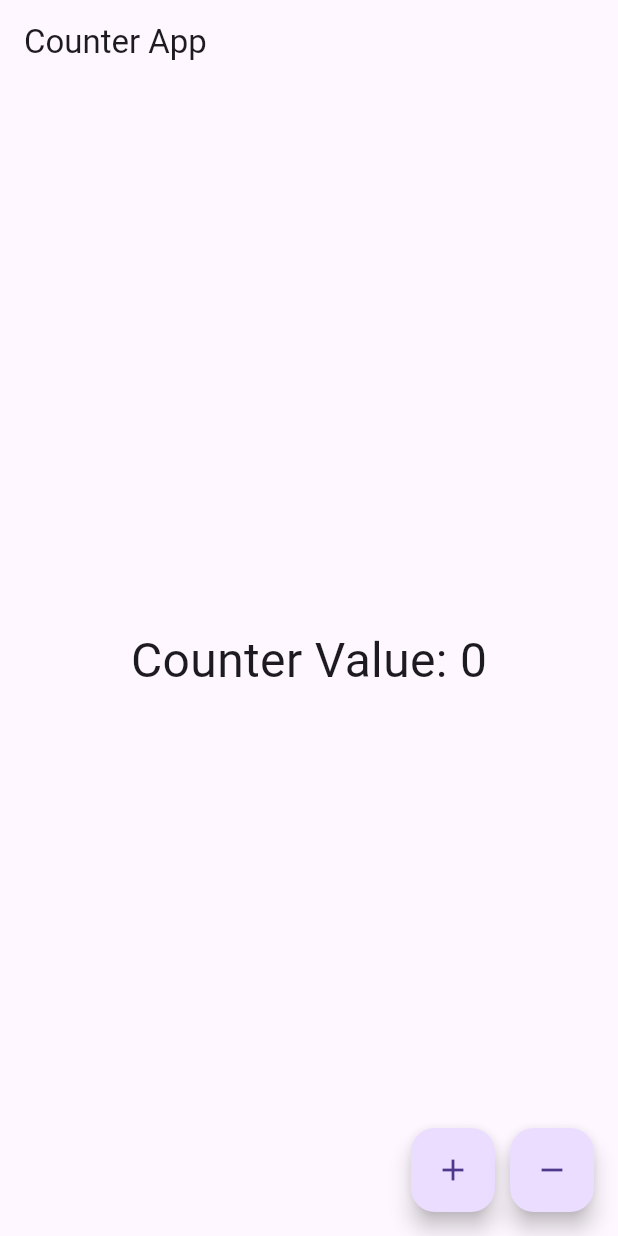
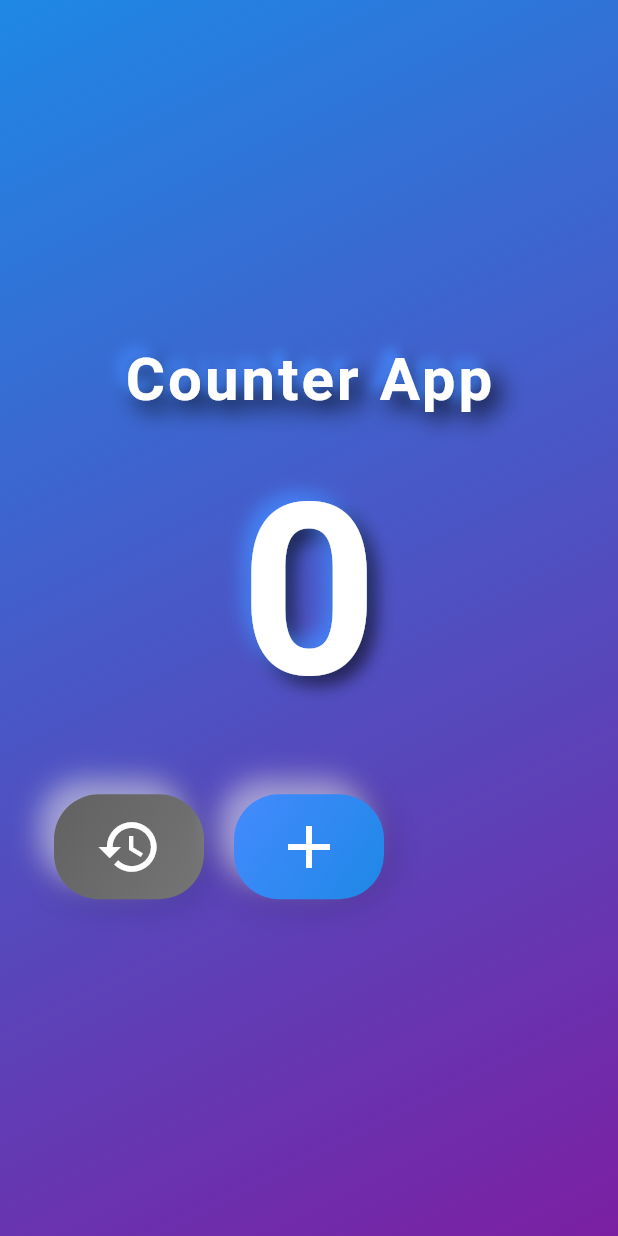
Before and after one commit to keerthana2331/notifier_flutter, a Flutter app: the screen it shows after launch, on a phone screen of 412 x 824 dp. Run offline on Flutter 3.47's test engine with Material 3 defaults, Android fonts, the phone set to English and light mode, and no system bars; Roboto replaces fonts that are missing (RobotoMono).

Commit message:
some changes made

```diff
--- a/analysis_options.yaml
+++ b/analysis_options.yaml
@@ -7,7 +7,7 @@
 
 # The following line activates a set of recommended lints for Flutter apps,
 # packages, and plugins designed to encourage good coding practices.
-include: package:flutter_lints/flutter.yaml
+
 
 linter:
   # The lint rules applied to this project can be customized in the
--- a/lib/change_notifier.dart
+++ b/lib/counter_model.dart
@@ -11,7 +11,14 @@ class CounterModel extends ChangeNotifier {
   }
 
   void decrement() {
-    _counter--;
+    if (_counter > 0) {
+      _counter--;
+      notifyListeners();
+    }
+  }
+
+  void reset() {
+    _counter = 0;
     notifyListeners();
   }
 }
--- /dev/null
+++ b/lib/counter_page.dart
@@ -0,0 +1,166 @@
+import 'package:flutter/material.dart';
+import 'package:provider/provider.dart';
+import 'counter_model.dart';
+
+class CounterPage extends StatelessWidget {
+  const CounterPage({super.key});
+
+  @override
+  Widget build(BuildContext context) {
+    return Scaffold(
+      body: Container(
+        decoration: BoxDecoration(
+          gradient: LinearGradient(
+            colors: [Colors.blue.shade600, Colors.purple.shade700],
+            begin: Alignment.topLeft,
+            end: Alignment.bottomRight,
+            stops: [0.0, 1.0],
+            tileMode: TileMode.mirror,
+          ),
+        ),
+        child: Center(
+          child: Column(
+            mainAxisAlignment: MainAxisAlignment.center,
+            children: [
+              const Text(
+                "Counter App",
+                style: TextStyle(
+                  color: Colors.white,
+                  fontSize: 40,
+                  fontWeight: FontWeight.bold,
+                  letterSpacing: 2,
+                  fontFamily: 'RobotoMono',
+                  shadows: [
+                    Shadow(
+                      blurRadius: 20.0,
+                      color: Colors.black,
+                      offset: Offset(6.0, 6.0),
+                    ),
+                    Shadow(
+                      blurRadius: 10.0,
+                      color: Colors.blueAccent,
+                      offset: Offset(-6.0, -6.0),
+                    ),
+                  ],
+                ),
+              ),
+              const SizedBox(height: 20),
+              Consumer<CounterModel>(
+                builder: (context, counterModel, child) {
+                  return AnimatedDefaultTextStyle(
+                    duration: const Duration(milliseconds: 300),
+                    style: TextStyle(
+                      color: Colors.white,
+                      fontSize: 160,
+                      fontWeight: FontWeight.bold,
+                      fontFamily: 'RobotoMono',
+                      shadows: [
+                        Shadow(
+                          blurRadius: 15.0,
+                          color: Colors.black.withOpacity(0.6),
+                          offset: Offset(6.0, 6.0),
+                        ),
+                        Shadow(
+                          blurRadius: 15.0,
+                          color: Colors.blueAccent.withOpacity(0.8),
+                          offset: Offset(-6.0, -6.0),
+                        ),
+                      ],
+                    ),
+                    child: Transform.rotate(
+                      angle: (counterModel.counter % 2 == 0) ? 0 : 0.1,
+                      child: ScaleTransition(
+                        scale: AlwaysStoppedAnimation(
+                          counterModel.counter % 2 == 0 ? 1.0 : 1.1,
+                        ),
+                        child: Text(counterModel.counter.toString()),
+                      ),
+                    ),
+                  );
+                },
+              ),
+              const SizedBox(height: 40),
+              Row(
+                mainAxisAlignment: MainAxisAlignment.center,
+                children: [
+                  _buildNeumorphicButton(
+                    icon: Icons.restore,
+                    color1: Colors.grey[700]!,
+                    color2: Colors.grey[600]!,
+                    onPressed: () => context.read<CounterModel>().reset(),
+                    scale: 1.1,
+                  ),
+                  const SizedBox(width: 20),
+                  _buildNeumorphicButton(
+                    icon: Icons.add,
+                    color1: Colors.blueAccent,
+                    color2: Colors.blue.shade600,
+                    onPressed: () => context.read<CounterModel>().increment(),
+                    scale: 1.2,
+                  ),
+                  const SizedBox(width: 20),
+                  AnimatedOpacity(
+                    opacity:
+                        context.watch<CounterModel>().counter > 0 ? 1.0 : 0.0,
+                    duration: const Duration(milliseconds: 400),
+                    child: _buildNeumorphicButton(
+                      icon: Icons.remove,
+                      color1: Colors.red.shade400,
+                      color2: Colors.red.shade600,
+                      onPressed: () => context.read<CounterModel>().decrement(),
+                      scale: 1.1,
+                    ),
+                  ),
+                ],
+              ),
+            ],
+          ),
+        ),
+      ),
+    );
+  }
+
+  Widget _buildNeumorphicButton({
+    required IconData icon,
+    required Color color1,
+    required Color color2,
+    required VoidCallback onPressed,
+    double scale = 1.0,
+  }) {
+    return GestureDetector(
+      onTap: onPressed,
+      child: AnimatedContainer(
+        duration: const Duration(milliseconds: 200),
+        decoration: BoxDecoration(
+          gradient: LinearGradient(
+            colors: [color1, color2],
+            begin: Alignment.topLeft,
+            end: Alignment.bottomRight,
+          ),
+          borderRadius: BorderRadius.circular(30),
+          boxShadow: [
+            BoxShadow(
+              color: Colors.black.withOpacity(0.2),
+              blurRadius: 20.0,
+              spreadRadius: 2.0,
+            ),
+            BoxShadow(
+              color: Colors.white.withOpacity(0.5),
+              blurRadius: 15.0,
+              offset: Offset(-10, -10),
+            ),
+          ],
+        ),
+        padding: const EdgeInsets.symmetric(horizontal: 30, vertical: 15),
+        child: Transform.scale(
+          scale: scale,
+          child: Icon(
+            icon,
+            color: Colors.white,
+            size: 40,
+          ),
+        ),
+      ),
+    );
+  }
+}
--- a/lib/counter_screen.dart
+++ /dev/null
@@ -1,38 +0,0 @@
-import 'package:change_notifier/change_notifier.dart';
-import 'package:flutter/material.dart';
-import 'package:provider/provider.dart';
-
-class CounterScreen extends StatelessWidget {
-  const CounterScreen({super.key});
-
-  @override
-  Widget build(BuildContext context) {
-    return Scaffold(
-      appBar: AppBar(title: const Text('Counter App')),
-      body: Center(
-        child: Consumer<CounterModel>(
-          builder: (context, counterModel, child) {
-            return Text(
-              'Counter Value: ${counterModel.counter}',
-              style: const TextStyle(fontSize: 32),
-            );
-          },
-        ),
-      ),
-      floatingActionButton: Row(
-        mainAxisAlignment: MainAxisAlignment.end,
-        children: [
-          FloatingActionButton(
-            onPressed: () => context.read<CounterModel>().increment(),
-            child: const Icon(Icons.add),
-          ),
-          const SizedBox(width: 10),
-          FloatingActionButton(
-            onPressed: () => context.read<CounterModel>().decrement(),
-            child: const Icon(Icons.remove),
-          ),
-        ],
-      ),
-    );
-  }
-}
--- a/lib/main.dart
+++ b/lib/main.dart
@@ -1,7 +1,7 @@
-import 'package:change_notifier/change_notifier.dart';
 import 'package:flutter/material.dart';
 import 'package:provider/provider.dart';
-import 'counter_screen.dart';
+import 'counter_page.dart';
+import 'counter_model.dart';
 
 void main() {
   runApp(
@@ -17,8 +17,9 @@ class MyApp extends StatelessWidget {
 
   @override
   Widget build(BuildContext context) {
-    return const MaterialApp(
-      home: CounterScreen(),
+    return MaterialApp(
+      home: const CounterPage(),
+      debugShowCheckedModeBanner: false,
     );
   }
 }
--- a/lib/optimizedcounter_screen.dart
+++ /dev/null
@@ -1,40 +0,0 @@
-import 'package:change_notifier/change_notifier.dart';
-import 'package:flutter/material.dart';
-
-import 'package:provider/provider.dart';
-
-class OptimizedCounterScreen extends StatelessWidget {
-  const OptimizedCounterScreen({super.key});
-
-  @override
-  Widget build(BuildContext context) {
-    return Scaffold(
-      appBar: AppBar(title: const Text('Optimized Counter App')),
-      body: Center(
-        child: Selector<CounterModel, int>(
-          selector: (context, counterModel) => counterModel.counter,
-          builder: (context, counterValue, child) {
-            return Text(
-              'Counter Value (Optimized): $counterValue',
-              style: const TextStyle(fontSize: 32),
-            );
-          },
-        ),
-      ),
-      floatingActionButton: Row(
-        mainAxisAlignment: MainAxisAlignment.end,
-        children: [
-          FloatingActionButton(
-            onPressed: () => context.read<CounterModel>().increment(),
-            child: const Icon(Icons.add),
-          ),
-          const SizedBox(width: 10),
-          FloatingActionButton(
-            onPressed: () => context.read<CounterModel>().decrement(),
-            child: const Icon(Icons.remove),
-          ),
-        ],
-      ),
-    );
-  }
-}
```
Also changed, not shown: pubspec.yaml (+8 -8 lines), pubspec.lock, 18 other files.
